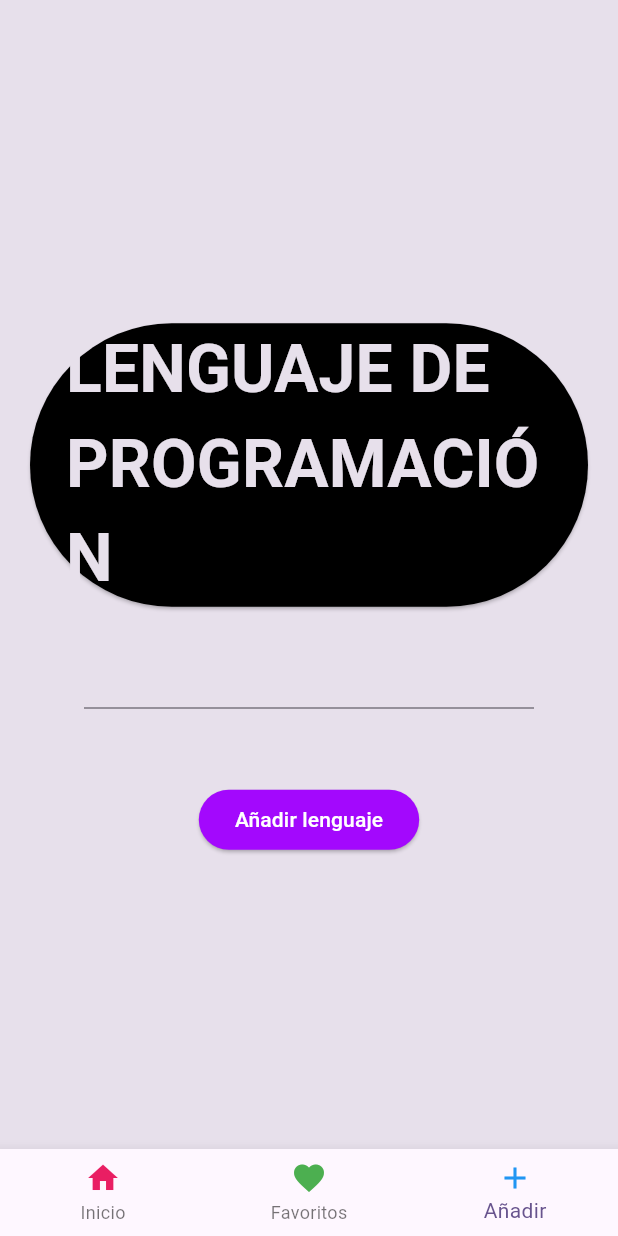
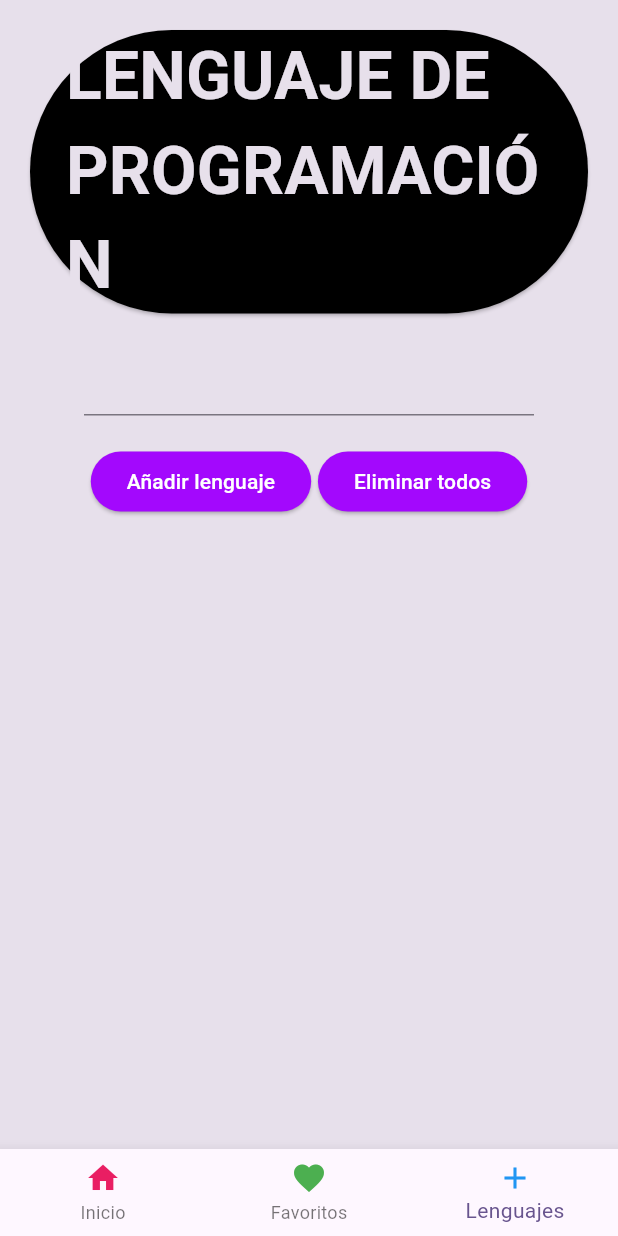
Before and after one commit to CarlosMolinesPastor/Flutter, a Flutter app: the screen it shows after launch, item 3 of the bottom bar chosen, on a phone screen of 412 x 824 dp. Run offline on Flutter 3.47's test engine with Material 3 defaults, Android fonts, the phone set to English and light mode, and no system bars.

Commit message:
Finish main

```diff
--- a/namer_app/lib/main.dart
+++ b/namer_app/lib/main.dart
@@ -48,6 +48,7 @@ class MyAppState extends ChangeNotifier {
   //Variable nextLenguaje que almacena el primer elemento de la lista
   var nextLenguaje = "";
   var favorites = <String>[];
+  int nextIndex = 0;
 
   //Variable historyListKey que almacena la clave de la lista
   GlobalKey? historyListKey;
@@ -65,13 +66,17 @@ class MyAppState extends ChangeNotifier {
     String nextLenguaje;
     //Si la lista lenguajes que es la que vamos añadiendo desde Introducir los datos no esta vacía
     if (lenguajes.isNotEmpty) {
+      if (nextIndex < lenguajes.length) {
         //Le damos el valor del primer elemento de la lista que lo quitamos y la insertamos en la lista de historial
-      nextLenguaje = lenguajes.removeAt(0);
+        nextLenguaje = lenguajes[nextIndex];
         history.insert(0, nextLenguaje);
         // Actualizamos la lista animada insertando el nuevo elemento
         var animatedList = historyListKey?.currentState as AnimatedListState?;
         // Se inserta el nuevo elemento
         animatedList?.insertItem(0);
+        // Incrementa el contador
+        nextIndex++;
+      }
       //Si no hay elementos en la lista se muestra un mensaje de error
     } else {
       nextLenguaje = "La lista está vacía";
@@ -98,6 +103,19 @@ class MyAppState extends ChangeNotifier {
   //Metodo que elimina un elemento de la lista favoritos
   void removeFavorite(String lenguaje) {
     favorites.remove(lenguaje);
+    notifyListeners();
+  }
+
+  //Metodo para eliminar un lenguaje de la lista lenguajes
+  void removeLenguaje(int index) {
+    lenguajes.removeAt(index);
+    //Se notifica a los widgets los cambios
+    notifyListeners();
+  }
+
+  //Metodo para limpiar la lista lenguajes
+  void clearLenguajes() {
+    lenguajes.clear();
     notifyListeners();
   }
 }
@@ -180,7 +198,7 @@ class _MyHomePageState extends State<MyHomePage> {
                           Icons.add,
                           color: Colors.blue,
                         ),
-                        label: 'Añadir',
+                        label: 'Lenguajes',
                       )
                     ],
                     // Se define el indice de la barra de navegación
@@ -214,7 +232,7 @@ class _MyHomePageState extends State<MyHomePage> {
                       ),
                       NavigationRailDestination(
                         icon: Icon(Icons.add, color: Colors.blue),
-                        label: Text('Añadir'),
+                        label: Text('Lenguajes'),
                       )
                     ],
                     selectedIndex: selectedIndex,
@@ -601,39 +619,61 @@ class _IntroducirDatosState extends State<IntroducirDatos> {
     var appState = context.read<MyAppState>();
     //Crea una instancia de la clase Theme
     var theme = Theme.of(context);
-    //Devuelve un widget Scaffold con un widget Center que contiene un widget Column donde se crean los botones
+    //Devuelve un widget Scaffold con un fondo transparente y un cuerpo con un widget Center
+    // con un widget Column que contiene un widget Form y un widget ElevatedButton que
+    // hace que el widget Form valide los datos introducidos por el usuario y construye
+    // una nueva instancia de la clase MyAppState con los datos introducidos por el usuario
+    // y notifica a los widgets los cambios
     return Scaffold(
       extendBodyBehindAppBar: true,
       backgroundColor: theme.colorScheme.surfaceVariant,
-      body: Center(
+      body: SingleChildScrollView(
+        child: Center(
           child: Column(
             mainAxisAlignment: MainAxisAlignment.center,
             children: <Widget>[
               Padding(
                 padding: EdgeInsets.all(20),
-              //Crteamos un boton para alojar el texto y que se vea mas bonito, por ello no tiene funcion
                 child: ElevatedButton(
-                onPressed: () {
-                  //Boton sin funcion
-                },
+                  onPressed: () {},
                   style: ElevatedButton.styleFrom(
                     backgroundColor: Color.fromARGB(255, 0, 0, 0),
-                  //theme.colorScheme.primary, // color de fondo del botón
                   ),
                   child: Text(
                     'LENGUAJE DE PROGRAMACIÓN',
                     style: TextStyle(
-                    fontSize: 44, // Ajusta el tamaño del texto
+                      fontSize: 44,
                       fontWeight: FontWeight.bold,
                       color: theme.colorScheme.surfaceVariant,
                     ),
                   ),
                 ),
               ),
+              ListView.builder(
+                shrinkWrap: true,
+                physics: NeverScrollableScrollPhysics(),
+                itemCount: appState.lenguajes.length,
+                itemBuilder: (context, index) {
+                  return Row(
+                    mainAxisAlignment: MainAxisAlignment.center,
+                    children: [
+                      Text(appState.lenguajes[index]),
+                      IconButton(
+                        icon: Icon(Icons.delete),
+                        onPressed: () {
+                          setState(() {
+                            appState.removeLenguaje(index);
+                          });
+                        },
+                      ),
+                    ],
+                  );
+                },
+              ),
               Form(
                 key: formKey,
                 child: SizedBox(
-                width: 300, // Establece el ancho  para el TextFormField
+                  width: 300,
                   child: TextFormField(
                     controller: controller,
                     decoration: InputDecoration(
@@ -647,18 +687,31 @@ class _IntroducirDatosState extends State<IntroducirDatos> {
                     },
                     onFieldSubmitted: (value) {
                       if (formKey.currentState!.validate()) {
+                        setState(() {
                           appState.addLenguaje(value);
+                        });
                         controller.clear();
                       }
                     },
                   ),
                 ),
               ),
-            SizedBox(height: 50), // Añade un espacio de 20 píxeles de altura
+              SizedBox(
+                  height:
+                      20), // Agrega espacio entre el TextFormField y los botones
+              Container(
+                width:
+                    300, // Establece el ancho del contenedor como 300 pixeles
+                child: Row(
+                  mainAxisAlignment: MainAxisAlignment.spaceEvenly,
+                  children: [
                     ElevatedButton(
                       onPressed: () {
                         if (formKey.currentState!.validate()) {
+                          setState(() {
+                            //Añade un nuevo lenguaje
                             appState.addLenguaje(controller.text);
+                          });
                           controller.clear();
                         }
                       },
@@ -670,8 +723,28 @@ class _IntroducirDatosState extends State<IntroducirDatos> {
                             color: Colors.white,
                           )),
                     ),
-            // Aquí van los demás widgets de tu columna
+                    ElevatedButton(
+                      onPressed: () {
+                        setState(() {
+                          //Limpia la lista de lenguajes
+                          // Funcion añadida en la clase MyAppState
+                          appState.clearLenguajes();
+                        });
+                      },
+                      style: ElevatedButton.styleFrom(
+                        backgroundColor: Color.fromARGB(255, 163, 8, 253),
+                      ),
+                      child: Text('Eliminar todos',
+                          style: TextStyle(
+                            color: Colors.white,
+                          )),
+                    ),
                   ],
+                ),
+              ),
+              SizedBox(height: 20),
+            ],
+          ),
         ),
       ),
     );
```
Lines whose indentation alone changed are shown as unchanged.
